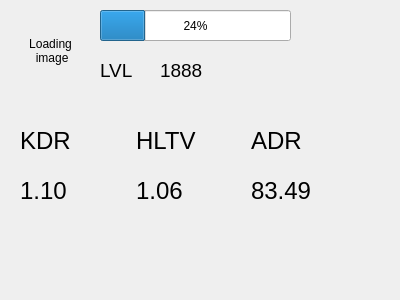
Before: the Qt Designer form playerdatapanel.ui in szwoloszyn/FaceitAnalyserApp, drawn with Qt 5.
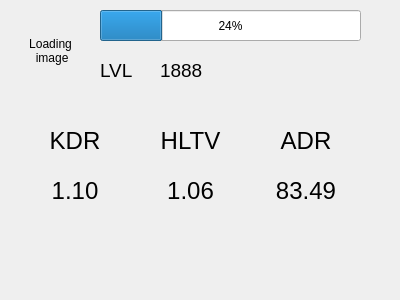
After: the same form once the commit is applied.

Commit message: layouts setup

```diff
--- a/playerdatapanel.ui
+++ b/playerdatapanel.ui
@@ -44,7 +44,7 @@
     <rect>
      <x>100</x>
      <y>10</y>
-     <width>191</width>
+     <width>261</width>
      <height>31</height>
     </rect>
    </property>
@@ -78,7 +78,7 @@
     <rect>
      <x>160</x>
      <y>50</y>
-     <width>121</width>
+     <width>191</width>
      <height>41</height>
     </rect>
    </property>
@@ -111,6 +111,9 @@
       <property name="text">
        <string>KDR</string>
       </property>
+      <property name="alignment">
+       <set>Qt::AlignCenter</set>
+      </property>
      </widget>
     </item>
     <item>
@@ -123,6 +126,9 @@
       <property name="text">
        <string>HLTV</string>
       </property>
+      <property name="alignment">
+       <set>Qt::AlignCenter</set>
+      </property>
      </widget>
     </item>
     <item>
@@ -135,6 +141,9 @@
       <property name="text">
        <string>ADR</string>
       </property>
+      <property name="alignment">
+       <set>Qt::AlignCenter</set>
+      </property>
      </widget>
     </item>
    </layout>
@@ -164,6 +173,9 @@
       <property name="text">
        <string>1.10</string>
       </property>
+      <property name="alignment">
+       <set>Qt::AlignCenter</set>
+      </property>
      </widget>
     </item>
     <item>
@@ -176,6 +188,9 @@
       <property name="text">
        <string>1.06</string>
       </property>
+      <property name="alignment">
+       <set>Qt::AlignCenter</set>
+      </property>
      </widget>
     </item>
     <item>
@@ -188,6 +203,9 @@
       <property name="text">
        <string>83.49</string>
       </property>
+      <property name="alignment">
+       <set>Qt::AlignCenter</set>
+      </property>
      </widget>
     </item>
    </layout>
```
The commit also changes 6 other files.
